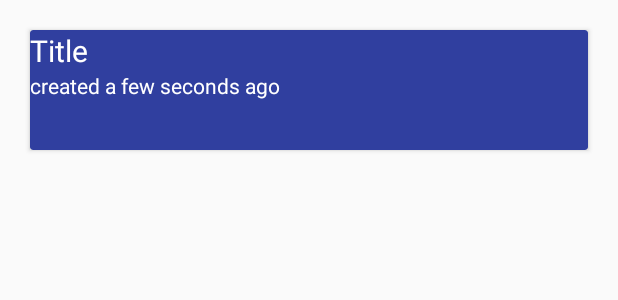
After one commit to dkaushik95/Capstone-Udacity, an Android app: the layout announcement_list_item.xml on its own in the app's theme, with its tools: preview values and no code run, on a phone screen of 412 x 824 dp. The commit adds this screen. Shown: the top 300 px of the screen. Run offline under Robolectric (Android 15) with nearby library versions, the phone set to English and light mode, and no system bars; network calls fail.

```diff
--- a/Frontend/Anunciar/app/build.gradle
+++ b/Frontend/Anunciar/app/build.gradle
@@ -28,5 +28,8 @@ dependencies {
     compile 'com.android.support:appcompat-v7:25.1.0'
     compile 'com.google.android.gms:play-services-auth:9.0.0'
     compile 'com.android.support:design:25.1.0'
+    compile 'com.android.support:cardview-v7:25.1.0'
+    compile 'com.android.support:recyclerview-v7:25.1.0'
+    compile 'com.android.volley:volley:1.0.0'
     testCompile 'junit:junit:4.12'
 }
--- a/Frontend/Anunciar/app/src/main/AndroidManifest.xml
+++ b/Frontend/Anunciar/app/src/main/AndroidManifest.xml
@@ -14,7 +14,7 @@
         android:supportsRtl="true"
         android:theme="@style/AppTheme">
         <activity
-            android:name=".SplashScreen"
+            android:name=".UI.SplashScreen"
             android:label="@string/app_name">
             <intent-filter>
                 <action android:name="android.intent.action.MAIN" />
@@ -22,14 +22,14 @@
                 <category android:name="android.intent.category.LAUNCHER" />
             </intent-filter>
         </activity>
-        <activity android:name=".MainActivity">
+        <activity android:name=".UI.MainActivity">
             <intent-filter>
                 <action android:name="android.intent.action.MAIN" />
 
                 <category android:name="android.intent.category.DEFAULT" />
             </intent-filter>
         </activity>
-        <activity android:name=".Login"></activity>
+        <activity android:name=".UI.Login"></activity>
     </application>
 
 </manifest>
--- a/Frontend/Anunciar/app/src/main/res/layout/activity_login.xml
+++ b/Frontend/Anunciar/app/src/main/res/layout/activity_login.xml
@@ -8,7 +8,7 @@
     android:paddingLeft="@dimen/activity_horizontal_margin"
     android:paddingRight="@dimen/activity_horizontal_margin"
     android:paddingTop="@dimen/activity_vertical_margin"
-    tools:context="anunciar.dishant.com.anunciar.Login">
+    tools:context="anunciar.dishant.com.anunciar.UI.Login">
     <ImageView
         android:layout_width="wrap_content"
         android:layout_height="wrap_content"
--- /dev/null
+++ b/Frontend/Anunciar/app/src/main/res/layout/announcement_list_item.xml
@@ -0,0 +1,38 @@
+<?xml version="1.0" encoding="utf-8"?>
+<android.support.v7.widget.CardView xmlns:android="http://schemas.android.com/apk/res/android"
+    xmlns:tools="http://schemas.android.com/tools"
+    android:orientation="vertical"
+    android:backgroundTint="@color/colorPrimaryDark"
+    android:layout_width="match_parent"
+    android:layout_height="wrap_content"
+    android:layout_margin="20dp"
+    android:elevation="16dp">
+    <LinearLayout
+        android:orientation="vertical"
+        android:layout_width="match_parent"
+        android:layout_height="80dp">
+
+        <TextView
+            android:layout_width="match_parent"
+            android:layout_height="wrap_content"
+            android:text="Title"
+            android:textColor="#FFF"
+            android:id="@+id/card_title"
+            android:layout_gravity="top|start"
+            android:textSize="20sp"/>
+
+        <TextView
+            android:layout_width="match_parent"
+            android:layout_height="wrap_content"
+            android:id="@+id/card_created"
+            android:text="created a few seconds ago"
+            android:paddingBottom="5dp"
+            android:textColor="#FFF"
+            android:paddingEnd="10dp"
+            android:layout_gravity="bottom|end"
+            tools:gravity="end" />
+
+    </LinearLayout>
+
+
+</android.support.v7.widget.CardView>
--- a/Frontend/Anunciar/app/src/main/res/values/styles.xml
+++ b/Frontend/Anunciar/app/src/main/res/values/styles.xml
@@ -3,6 +3,7 @@
     <!-- Base application theme. -->
     <style name="AppTheme" parent="Theme.AppCompat.Light.DarkActionBar">
         <!-- Customize your theme here. -->
+        <item name="android:windowContentTransitions">true</item>
         <item name="colorPrimary">@color/colorPrimary</item>
         <item name="colorPrimaryDark">@color/colorPrimaryDark</item>
         <item name="colorAccent">@color/colorAccent</item>
```
Also changed, not shown: Frontend/Anunciar/app/src/main/java/anunciar/dishant/com/anunciar/Database/Announcement.java (added, +60 -0 lines), Frontend/Anunciar/app/src/main/java/anunciar/dishant/com/anunciar/Internet/VolleySingleton.java (added, +43 -0 lines), Frontend/Anunciar/app/src/main/java/anunciar/dishant/com/anunciar/MainActivity.java (deleted, +0 -27 lines), Frontend/Anunciar/app/src/main/java/anunciar/dishant/com/anunciar/SplashScreen.java (deleted, +0 -57 lines), Frontend/Anunciar/app/src/main/java/anunciar/dishant/com/anunciar/UI/Login.java (renamed from Frontend/Anunciar/app/src/main/java/anunciar/dishant/com/anunciar/Login.java, +6 -1 lines), Frontend/Anunciar/app/src/main/java/anunciar/dishant/com/anunciar/UI/MainActivity.java (added, +110 -0 lines), Frontend/Anunciar/app/src/main/java/anunciar/dishant/com/anunciar/UI/SplashScreen.java (added, +78 -0 lines), Frontend/Anunciar/app/src/main/res/layout/activity_main.xml (+7 -6 lines).
